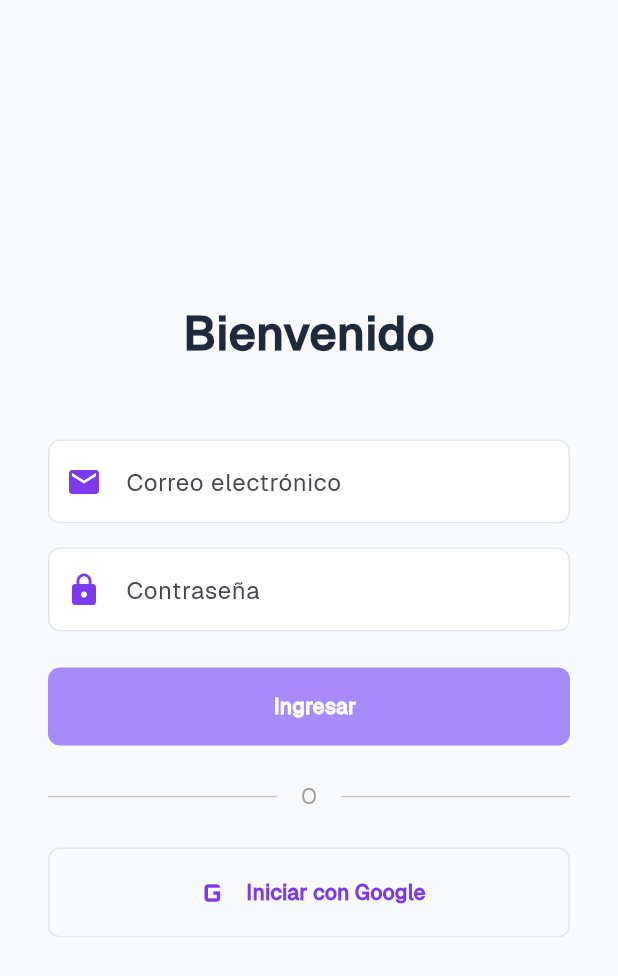
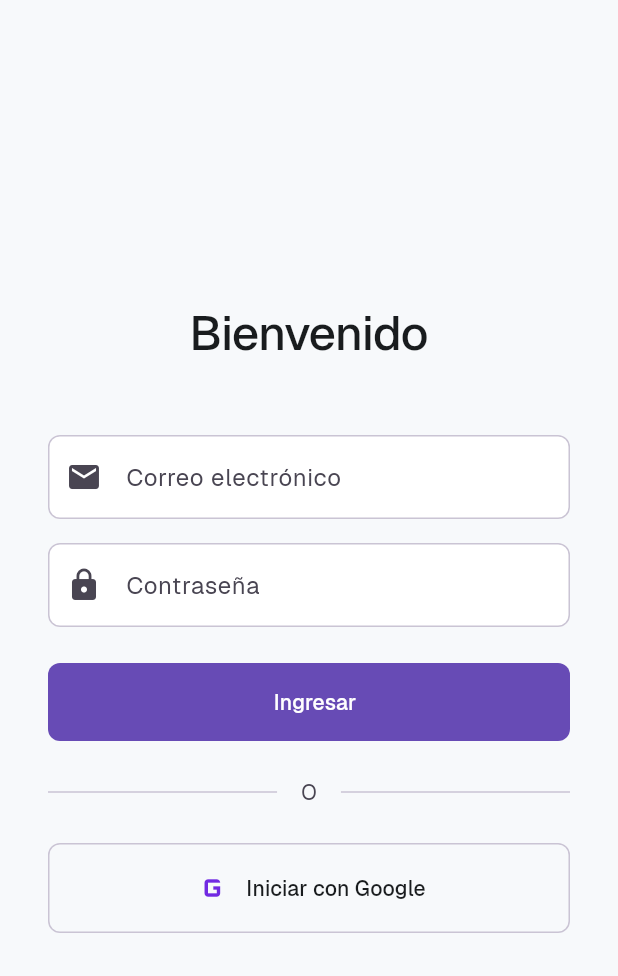
Before and after one commit to NataliaDuran2001/mentorship-platform-tech, a Flutter app: the screen it shows after launch, on a phone screen of 412 x 824 dp. Shown: the top 976 px of the screen. Run offline on Flutter 3.47's test engine with Material 3 defaults, Android fonts, the phone set to English and light mode, and no system bars; our stand-ins replace get_it, signals_flutter, supabase_flutter; accounts and stored records are empty; project files that could hold a hidden picture were left out.

Commit message:
feat(core): aplicar los tokens del design system Luminous Clarity al tema
Co-Authored-By: Claude Fable 5 <noreply@anthropic.com>

```diff
--- /dev/null
+++ b/lib/core/config/app_branding.dart
@@ -0,0 +1,7 @@
+// Capa Core (Config): Identidad de marca. Único lugar donde vive el nombre
+// del producto: la marca aún no está decidida (mockups: "Obsidian Mentor";
+// paquete: aspire_app), así que ningún otro archivo debe hardcodearla.
+
+class AppBranding {
+  static const String name = 'Mentorship App';
+}
--- /dev/null
+++ b/lib/core/theme/app_theme.dart
@@ -0,0 +1,210 @@
+// Capa Core (Theme): ThemeData único de la app, construido desde los tokens
+// de AppColors/AppConstants (frontmatter de DESIGN.md). Las especificaciones
+// de componentes vienen de la prosa de DESIGN.md, que para componentes sí es
+// la fuente; sus valores hex no lo son.
+
+import 'package:flutter/material.dart';
+
+import '../../presentation/utils/app_colors.dart';
+import '../../presentation/utils/constants.dart';
+
+class AppTheme {
+  // Nivel `code` de la escala tipográfica. TextTheme no tiene slot para
+  // código, así que se expone acá. Usa GeistMono y no Geist (que es lo que
+  // declara el frontmatter): GeistMono-Regular es el único .ttf mono que el
+  // design system manda a registrar y su prosa pide distinguir los bloques de
+  // código del texto corrido. Decisión anotada en la §9 del handoff B.
+  static const TextStyle code = TextStyle(
+    fontFamily: 'GeistMono',
+    fontSize: 13,
+    fontWeight: FontWeight.w400,
+    height: 20 / 13,
+    color: AppColors.onSurface,
+  );
+
+  static ThemeData get light {
+    const colorScheme = ColorScheme(
+      brightness: Brightness.light,
+      primary: AppColors.primary,
+      onPrimary: AppColors.onPrimary,
+      primaryContainer: AppColors.primaryContainer,
+      onPrimaryContainer: AppColors.onPrimaryContainer,
+      primaryFixed: AppColors.primaryFixed,
+      primaryFixedDim: AppColors.primaryFixedDim,
+      onPrimaryFixed: AppColors.onPrimaryFixed,
+      onPrimaryFixedVariant: AppColors.onPrimaryFixedVariant,
+      inversePrimary: AppColors.inversePrimary,
+      secondary: AppColors.secondary,
+      onSecondary: AppColors.onSecondary,
+      secondaryContainer: AppColors.secondaryContainer,
+      onSecondaryContainer: AppColors.onSecondaryContainer,
+      secondaryFixed: AppColors.secondaryFixed,
+      secondaryFixedDim: AppColors.secondaryFixedDim,
+      onSecondaryFixed: AppColors.onSecondaryFixed,
+      onSecondaryFixedVariant: AppColors.onSecondaryFixedVariant,
+      tertiary: AppColors.tertiary,
+      onTertiary: AppColors.onTertiary,
+      tertiaryContainer: AppColors.tertiaryContainer,
+      onTertiaryContainer: AppColors.onTertiaryContainer,
+      tertiaryFixed: AppColors.tertiaryFixed,
+      tertiaryFixedDim: AppColors.tertiaryFixedDim,
+      onTertiaryFixed: AppColors.onTertiaryFixed,
+      onTertiaryFixedVariant: AppColors.onTertiaryFixedVariant,
+      error: AppColors.error,
+      onError: AppColors.onError,
+      errorContainer: AppColors.errorContainer,
+      onErrorContainer: AppColors.onErrorContainer,
+      surface: AppColors.surface,
+      onSurface: AppColors.onSurface,
+      surfaceDim: AppColors.surfaceDim,
+      surfaceBright: AppColors.surfaceBright,
+      surfaceContainerLowest: AppColors.surfaceContainerLowest,
+      surfaceContainerLow: AppColors.surfaceContainerLow,
+      surfaceContainer: AppColors.surfaceContainer,
+      surfaceContainerHigh: AppColors.surfaceContainerHigh,
+      surfaceContainerHighest: AppColors.surfaceContainerHighest,
+      onSurfaceVariant: AppColors.onSurfaceVariant,
+      outline: AppColors.outline,
+      outlineVariant: AppColors.outlineVariant,
+      inverseSurface: AppColors.inverseSurface,
+      onInverseSurface: AppColors.inverseOnSurface,
+      surfaceTint: AppColors.surfaceTint,
+    );
+
+    // Escala tipográfica del frontmatter. height = lineHeight / fontSize;
+    // letterSpacing en em convertido a píxeles lógicos (em × fontSize).
+    const textTheme = TextTheme(
+      // headlineLg: 32 / 600 / lh 40 / -0.02em
+      headlineLarge: TextStyle(
+        fontSize: 32,
+        fontWeight: FontWeight.w600,
+        height: 40 / 32,
+        letterSpacing: -0.64,
+      ),
+      // headlineMd: 24 / 600 / lh 32 / -0.01em
+      headlineMedium: TextStyle(
+        fontSize: 24,
+        fontWeight: FontWeight.w600,
+        height: 32 / 24,
+        letterSpacing: -0.24,
+      ),
+      // headlineSm: 20 / 500 / lh 28
+      headlineSmall: TextStyle(
+        fontSize: 20,
+        fontWeight: FontWeight.w500,
+        height: 28 / 20,
+      ),
+      // bodyLg: 16 / 400 / lh 24
+      bodyLarge: TextStyle(
+        fontSize: 16,
+        fontWeight: FontWeight.w400,
+        height: 24 / 16,
+      ),
+      // bodyMd: 14 / 400 / lh 20
+      bodyMedium: TextStyle(
+        fontSize: 14,
+        fontWeight: FontWeight.w400,
+        height: 20 / 14,
+      ),
+      // labelMd: 12 / 500 / lh 16 / 0.02em
+      labelMedium: TextStyle(
+        fontSize: 12,
+        fontWeight: FontWeight.w500,
+        height: 16 / 12,
+        letterSpacing: 0.24,
+      ),
+    );
+
+    final buttonShape = RoundedRectangleBorder(
+      borderRadius: BorderRadius.circular(AppConstants.radiusDefault),
+    );
+    const buttonPadding = EdgeInsets.symmetric(
+      vertical: AppConstants.spacingMd,
+      horizontal: AppConstants.spacingLg,
+    );
+
+    return ThemeData(
+      useMaterial3: true,
+      colorScheme: colorScheme,
+      // Única declaración de la familia: los widgets no la repiten.
+      fontFamily: 'Geist',
+      textTheme: textTheme,
+      scaffoldBackgroundColor: AppColors.background,
+      dividerTheme: const DividerThemeData(
+        color: AppColors.outlineVariant,
+        thickness: 1,
+      ),
+      // Botón primario: fondo primary, texto blanco, radio 8, sin sombra.
+      elevatedButtonTheme: ElevatedButtonThemeData(
+        style: ElevatedButton.styleFrom(
+          backgroundColor: AppColors.primary,
+          foregroundColor: AppColors.onPrimary,
+          elevation: 0,
+          shadowColor: Colors.transparent,
+          padding: buttonPadding,
+          shape: buttonShape,
+        ),
+      ),
+      // Botón secundario: transparente, borde de 1px, texto oscuro.
+      outlinedButtonTheme: OutlinedButtonThemeData(
+        style: OutlinedButton.styleFrom(
+          foregroundColor: AppColors.onSurface,
+          side: const BorderSide(color: AppColors.outlineVariant),
+          padding: buttonPadding,
+          shape: buttonShape,
+        ),
+      ),
+      // Botón ghost: sin fondo ni borde, texto violeta.
+      textButtonTheme: TextButtonThemeData(
+        style: TextButton.styleFrom(
+          foregroundColor: AppColors.primary,
+          padding: buttonPadding,
+          shape: buttonShape,
+        ),
+      ),
+      // Inputs: fondo blanco, borde de 1px; al foco el borde pasa a primary.
+      // El glow de 2px al 20% vive en CustomInput: un InputBorder no puede
+      // pintar sombras.
+      inputDecorationTheme: InputDecorationTheme(
+        filled: true,
+        fillColor: AppColors.surfaceContainerLowest,
+        prefixIconColor: AppColors.onSurfaceVariant,
+        border: OutlineInputBorder(
+          borderRadius: BorderRadius.circular(AppConstants.radiusDefault),
+          borderSide: const BorderSide(color: AppColors.outlineVariant),
+        ),
+        enabledBorder: OutlineInputBorder(
+          borderRadius: BorderRadius.circular(AppConstants.radiusDefault),
+          borderSide: const BorderSide(color: AppColors.outlineVariant),
+        ),
+        focusedBorder: OutlineInputBorder(
+          borderRadius: BorderRadius.circular(AppConstants.radiusDefault),
+          borderSide: const BorderSide(color: AppColors.primary),
+        ),
+      ),
+      // Cards: definidas por borde de 1px, no por sombra. (La sombra leve de
+      // hover no es tematizable; va en el widget interactivo que la necesite.)
+      cardTheme: CardThemeData(
+        color: AppColors.surfaceContainerLowest,
+        elevation: 0,
+        shape: RoundedRectangleBorder(
+          borderRadius: BorderRadius.circular(AppConstants.radiusDefault),
+          side: const BorderSide(color: AppColors.outlineVariant),
+        ),
+      ),
+      // Chips: pill, fondo gris claro, texto slate.
+      chipTheme: const ChipThemeData(
+        backgroundColor: AppColors.surfaceContainerLow,
+        labelStyle: TextStyle(color: AppColors.onSurfaceVariant),
+        shape: StadiumBorder(),
+        side: BorderSide.none,
+      ),
+      // Ítem de lista seleccionado: tinte violeta al 5% y texto primary. (La
+      // barra vertical activa de 2px no es tematizable; va en el widget.)
+      listTileTheme: ListTileThemeData(
+        selectedTileColor: AppColors.primary.withValues(alpha: 0.05),
+        selectedColor: AppColors.primary,
+      ),
+    );
+  }
+}
--- a/lib/main.dart
+++ b/lib/main.dart
@@ -1,8 +1,9 @@
 import 'package:flutter/material.dart';
+import 'core/config/app_branding.dart';
 import 'core/config/supabase_config.dart';
 import 'core/di/injection.dart';
+import 'core/theme/app_theme.dart';
 import 'presentation/widgets/pages/login_page.dart';
-import 'presentation/utils/app_colors.dart';
 
 Future<void> main() async {
   // Necesario porque inicializamos plugins antes de runApp
@@ -22,19 +23,10 @@ class MyApp extends StatelessWidget {
   @override
   Widget build(BuildContext context) {
     return MaterialApp(
-      title: 'Mentorship App',
+      title: AppBranding.name,
       debugShowCheckedModeBanner: false,
-      theme: ThemeData(
-        colorScheme: ColorScheme.fromSeed(
-          seedColor: AppColors.primary,
-          primary: AppColors.primary,
-          secondary: AppColors.secondary,
-        ),
-        useMaterial3: true,
-        // Única declaración de la familia: los widgets ya no la repiten en cada
-        // TextStyle. Los .ttf se registran en la sección fonts: de pubspec.yaml.
-        fontFamily: 'Geist',
-      ),
+      // El tema completo vive en AppTheme; acá no se define ningún estilo.
+      theme: AppTheme.light,
       home: const LoginPage(),
     );
   }
--- a/lib/presentation/utils/app_colors.dart
+++ b/lib/presentation/utils/app_colors.dart
@@ -1,14 +1,67 @@
-// Capa Presentation (Utils): Paleta de colores extraída del diseño base.
+// Capa Presentation (Utils): Paleta de colores del design system Luminous
+// Clarity. Fuente de verdad: el frontmatter YAML de DESIGN.md, con sus nombres
+// en camelCase. Los hex de la prosa de ese documento NO son autoritativos: de
+// ahí salieron los valores desviados que esta versión corrige.
 
 import 'package:flutter/material.dart';
 
 class AppColors {
-  static const Color primary = Color(0xFFA78BFA);
-  static const Color secondary = Color(0xFF7C3AED);
-  static const Color tertiary = Color(0xFFAF9E00);
-  static const Color neutral = Color(0xFFF8FAFC);
+  // Superficies
+  static const Color surface = Color(0xFFF7F9FB);
+  static const Color surfaceDim = Color(0xFFD8DADC);
+  static const Color surfaceBright = Color(0xFFF7F9FB);
+  static const Color surfaceContainerLowest = Color(0xFFFFFFFF);
+  static const Color surfaceContainerLow = Color(0xFFF2F4F6);
+  static const Color surfaceContainer = Color(0xFFECEEF0);
+  static const Color surfaceContainerHigh = Color(0xFFE6E8EA);
+  static const Color surfaceContainerHighest = Color(0xFFE0E3E5);
+  static const Color surfaceVariant = Color(0xFFE0E3E5);
+  static const Color onSurface = Color(0xFF191C1E);
+  static const Color onSurfaceVariant = Color(0xFF494552);
+  static const Color inverseSurface = Color(0xFF2D3133);
+  static const Color inverseOnSurface = Color(0xFFEFF1F3);
+  static const Color outline = Color(0xFF7A7583);
+  static const Color outlineVariant = Color(0xFFCAC4D4);
+  static const Color surfaceTint = Color(0xFF674BB5);
 
-  // Colores adicionales de soporte para textos oscuros o grises
-  static const Color textHeadline = Color(0xFF1E293B);
-  static const Color border = Color(0xFFE2E8F0);
+  // Primario
+  static const Color primary = Color(0xFF674BB5);
+  static const Color onPrimary = Color(0xFFFFFFFF);
+  static const Color primaryContainer = Color(0xFFA78BFA);
+  static const Color onPrimaryContainer = Color(0xFF3C1989);
+  static const Color inversePrimary = Color(0xFFCEBDFF);
+  static const Color primaryFixed = Color(0xFFE8DDFF);
+  static const Color primaryFixedDim = Color(0xFFCEBDFF);
+  static const Color onPrimaryFixed = Color(0xFF21005E);
+  static const Color onPrimaryFixedVariant = Color(0xFF4F319C);
+
+  // Secundario
+  static const Color secondary = Color(0xFF712AE2);
+  static const Color onSecondary = Color(0xFFFFFFFF);
+  static const Color secondaryContainer = Color(0xFF8A4CFC);
+  static const Color onSecondaryContainer = Color(0xFFFFFBFF);
+  static const Color secondaryFixed = Color(0xFFEADDFF);
+  static const Color secondaryFixedDim = Color(0xFFD2BBFF);
+  static const Color onSecondaryFixed = Color(0xFF25005A);
+  static const Color onSecondaryFixedVariant = Color(0xFF5A00C6);
+
+  // Terciario
+  static const Color tertiary = Color(0xFF6A5F00);
+  static const Color onTertiary = Color(0xFFFFFFFF);
+  static const Color tertiaryContainer = Color(0xFFAF9E00);
+  static const Color onTertiaryContainer = Color(0xFF3B3500);
+  static const Color tertiaryFixed = Color(0xFFF8E454);
+  static const Color tertiaryFixedDim = Color(0xFFDBC839);
+  static const Color onTertiaryFixed = Color(0xFF201C00);
+  static const Color onTertiaryFixedVariant = Color(0xFF504700);
+
+  // Error
+  static const Color error = Color(0xFFBA1A1A);
+  static const Color onError = Color(0xFFFFFFFF);
+  static const Color errorContainer = Color(0xFFFFDAD6);
+  static const Color onErrorContainer = Color(0xFF93000A);
+
+  // Fondo (en este design system coincide con surface/onSurface)
+  static const Color background = Color(0xFFF7F9FB);
+  static const Color onBackground = Color(0xFF191C1E);
 }
--- a/lib/presentation/utils/constants.dart
+++ b/lib/presentation/utils/constants.dart
@@ -1,7 +1,39 @@
-// Capa Presentation (Utils): Constantes globales para la interfaz
-// como tamaños de padding, radios de bordes, duraciones de animación, etc.
+// Capa Presentation (Utils): Constantes globales de la interfaz según el
+// frontmatter de DESIGN.md (Luminous Clarity): escala de spacing en grid de
+// 4px, radios de borde, anchos de layout y breakpoints responsivos.
 
 class AppConstants {
-  static const double defaultPadding = 16.0;
-  static const double borderRadius = 8.0;
+  // Escala de spacing (grid de 4px)
+  static const double spacingUnit = 4.0;
+  static const double spacingXs = 4.0;
+  static const double spacingSm = 8.0;
+  static const double spacingMd = 16.0;
+  static const double spacingLg = 24.0;
+  static const double spacingXl = 40.0;
+
+  // Alias histórico del paso base de padding; los widgets existentes lo
+  // multiplican para huecos mayores.
+  static const double defaultPadding = spacingMd;
+
+  // Radios de borde
+  static const double radiusSm = 4.0;
+  static const double radiusDefault = 8.0;
+  static const double radiusMd = 12.0;
+  static const double radiusLg = 16.0;
+  static const double radiusXl = 24.0;
+  static const double radiusFull = 9999.0;
+
+  // Alias histórico del radio por defecto.
+  static const double borderRadius = radiusDefault;
+
+  // Layout
+  static const double containerMax = 1200.0;
+  static const double sidebarWidth = 260.0;
+  // Ancho máximo legible para vistas con mucho texto.
+  static const double maxReadableWidth = 800.0;
+
+  // Breakpoints responsivos
+  // ≤768: la sidebar colapsa a drawer. ≤480: los márgenes bajan a 16.
+  static const double breakpointTablet = 768.0;
+  static const double breakpointMobile = 480.0;
 }
--- a/lib/presentation/widgets/atoms/custom_button.dart
+++ b/lib/presentation/widgets/atoms/custom_button.dart
@@ -1,9 +1,9 @@
 // Atomic Design (Átomo): Componente irreductible.
-// Es un botón base genérico y reutilizable que no conoce su contexto.
+// Es un botón base genérico y reutilizable que no conoce su contexto. Los
+// estilos viven en el tema (AppTheme): acá solo se elige la variante —
+// ElevatedButton es el primario y OutlinedButton el secundario.
 
 import 'package:flutter/material.dart';
-import '../../utils/app_colors.dart';
-import '../../utils/constants.dart';
 
 class CustomButton extends StatelessWidget {
   final String text;
@@ -21,23 +21,11 @@ class CustomButton extends StatelessWidget {
 
   @override
   Widget build(BuildContext context) {
-    return ElevatedButton.icon(
-      style: ElevatedButton.styleFrom(
-        backgroundColor: isPrimary ? AppColors.primary : AppColors.neutral,
-        foregroundColor: isPrimary ? Colors.white : AppColors.secondary,
-        elevation: 0,
-        shape: RoundedRectangleBorder(
-          borderRadius: BorderRadius.circular(AppConstants.borderRadius),
-          side: isPrimary ? BorderSide.none : const BorderSide(color: AppColors.border),
-        ),
-        padding: const EdgeInsets.symmetric(vertical: 16, horizontal: 24),
-      ),
-      onPressed: onPressed,
-      icon: icon ?? const SizedBox.shrink(),
-      label: Text(
-        text,
-        style: const TextStyle(fontWeight: FontWeight.bold),
-      ),
-    );
+    final leading = icon ?? const SizedBox.shrink();
+    final label = Text(text);
+
+    return isPrimary
+        ? ElevatedButton.icon(onPressed: onPressed, icon: leading, label: label)
+        : OutlinedButton.icon(onPressed: onPressed, icon: leading, label: label);
   }
 }
--- a/lib/presentation/widgets/atoms/custom_input.dart
+++ b/lib/presentation/widgets/atoms/custom_input.dart
@@ -1,4 +1,7 @@
-// Atomic Design (Átomo): Campo de texto genérico y reutilizable.
+// Atomic Design (Átomo): Campo de texto genérico y reutilizable. La
+// decoración (fondo, bordes, color del ícono) viene del tema; acá solo se
+// agrega el glow de foco de DESIGN.md — 2px del primary al 20% de opacidad —
+// porque un InputBorder no puede pintar sombras.
 
 import 'package:flutter/material.dart';
 import '../../utils/app_colors.dart';
@@ -18,25 +21,35 @@ class CustomInput extends StatelessWidget {
 
   @override
   Widget build(BuildContext context) {
-    return TextField(
-      obscureText: obscureText,
-      decoration: InputDecoration(
-        hintText: hintText,
-        prefixIcon: prefixIcon != null ? Icon(prefixIcon, color: AppColors.secondary) : null,
-        filled: true,
-        fillColor: Colors.white,
-        border: OutlineInputBorder(
-          borderRadius: BorderRadius.circular(AppConstants.borderRadius),
-          borderSide: const BorderSide(color: AppColors.border),
-        ),
-        enabledBorder: OutlineInputBorder(
-          borderRadius: BorderRadius.circular(AppConstants.borderRadius),
-          borderSide: const BorderSide(color: AppColors.border),
-        ),
-        focusedBorder: OutlineInputBorder(
-          borderRadius: BorderRadius.circular(AppConstants.borderRadius),
-          borderSide: const BorderSide(color: AppColors.primary),
-        ),
+    // Focus.of registra la dependencia inherited y reconstruye el Builder al
+    // entrar o salir el foco: el glow reacciona sin estado propio ni setState.
+    return Focus(
+      child: Builder(
+        builder: (context) {
+          final hasFocus = Focus.of(context).hasFocus;
+
+          return AnimatedContainer(
+            duration: const Duration(milliseconds: 150),
+            decoration: BoxDecoration(
+              borderRadius: BorderRadius.circular(AppConstants.radiusDefault),
+              boxShadow: hasFocus
+                  ? [
+                      BoxShadow(
+                        color: AppColors.primary.withValues(alpha: 0.2),
+                        spreadRadius: 2,
+                      ),
+                    ]
+                  : const [],
+            ),
+            child: TextField(
+              obscureText: obscureText,
+              decoration: InputDecoration(
+                hintText: hintText,
+                prefixIcon: prefixIcon != null ? Icon(prefixIcon) : null,
+              ),
+            ),
+          );
+        },
       ),
     );
   }
--- a/lib/presentation/widgets/organisms/login_form.dart
+++ b/lib/presentation/widgets/organisms/login_form.dart
@@ -5,6 +5,7 @@ import 'package:flutter/material.dart';
 import '../atoms/custom_input.dart';
 import '../atoms/custom_button.dart';
 import '../molecules/google_login_button.dart';
+import '../../utils/app_colors.dart';
 import '../../utils/constants.dart';
 
 class LoginForm extends StatelessWidget {
@@ -33,8 +34,8 @@ class LoginForm extends StatelessWidget {
           children: [
             Expanded(child: Divider()),
             Padding(
-              padding: EdgeInsets.symmetric(horizontal: 16.0),
-              child: Text("O", style: TextStyle(color: Colors.grey)),
+              padding: EdgeInsets.symmetric(horizontal: AppConstants.defaultPadding),
+              child: Text("O", style: TextStyle(color: AppColors.onSurfaceVariant)),
             ),
             Expanded(child: Divider()),
           ]
--- a/lib/presentation/widgets/pages/login_page.dart
+++ b/lib/presentation/widgets/pages/login_page.dart
@@ -5,7 +5,6 @@ import 'package:flutter/material.dart';
 import 'package:signals_flutter/signals_flutter.dart';
 
 import '../organisms/login_form.dart';
-import '../../utils/app_colors.dart';
 import '../../utils/constants.dart';
 import '../../state/auth_state.dart';
 
@@ -15,7 +14,7 @@ class LoginPage extends StatelessWidget {
   @override
   Widget build(BuildContext context) {
     return Scaffold(
-      backgroundColor: AppColors.neutral,
+      // El fondo y los estilos de texto vienen del tema (AppTheme).
       body: SafeArea(
         child: Padding(
           padding: const EdgeInsets.all(AppConstants.defaultPadding * 2),
@@ -24,14 +23,10 @@ class LoginPage extends StatelessWidget {
               child: Column(
                 mainAxisAlignment: MainAxisAlignment.center,
                 children: [
-                  // Encabezado
-                  const Text(
+                  // Encabezado: nivel headlineLg de la escala del design system
+                  Text(
                     'Bienvenido',
-                    style: TextStyle(
-                      fontSize: 32,
-                      fontWeight: FontWeight.bold,
-                      color: AppColors.textHeadline,
-                    ),
+                    style: Theme.of(context).textTheme.headlineLarge,
                   ),
                   const SizedBox(height: AppConstants.defaultPadding * 3),
 
@@ -44,7 +39,7 @@ class LoginPage extends StatelessWidget {
                   Watch((context) {
                     if (authLoading.value) {
                       return const Center(
-                        child: CircularProgressIndicator(color: AppColors.primary),
+                        child: CircularProgressIndicator(),
                       );
                     }
 
```
Also changed, not shown: 1 other file.
